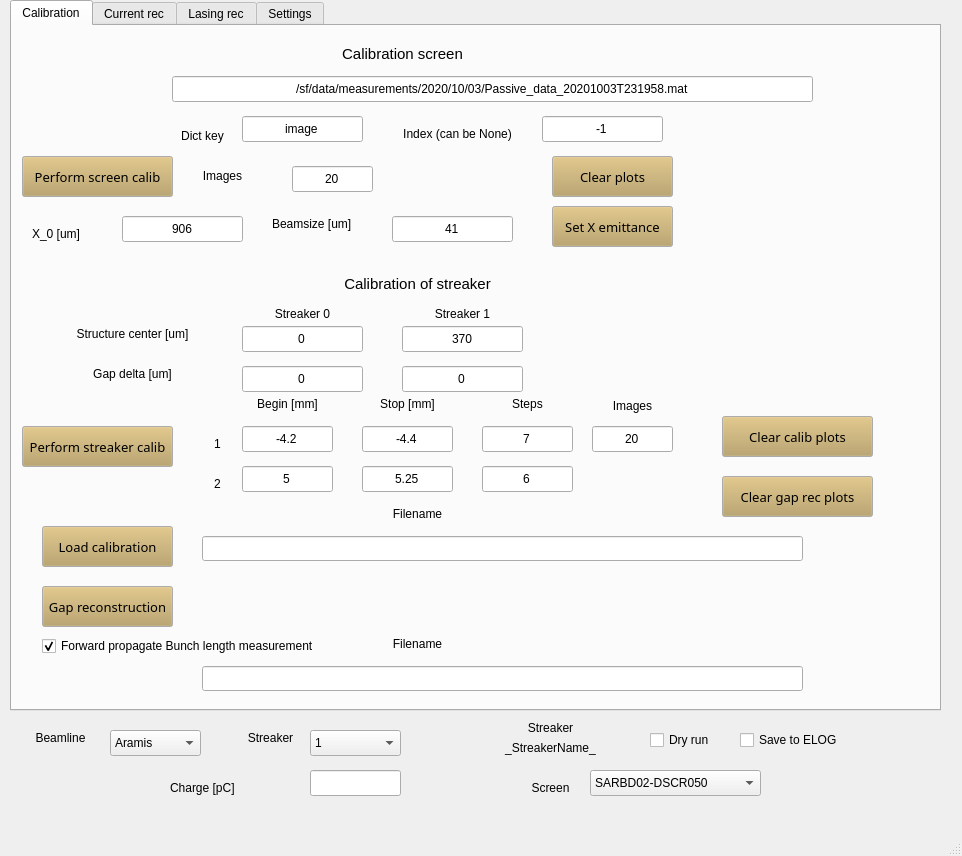
Before: the Qt Designer form gui.ui in pdijksta/PassiveWFMeasurement, drawn with Qt 5.
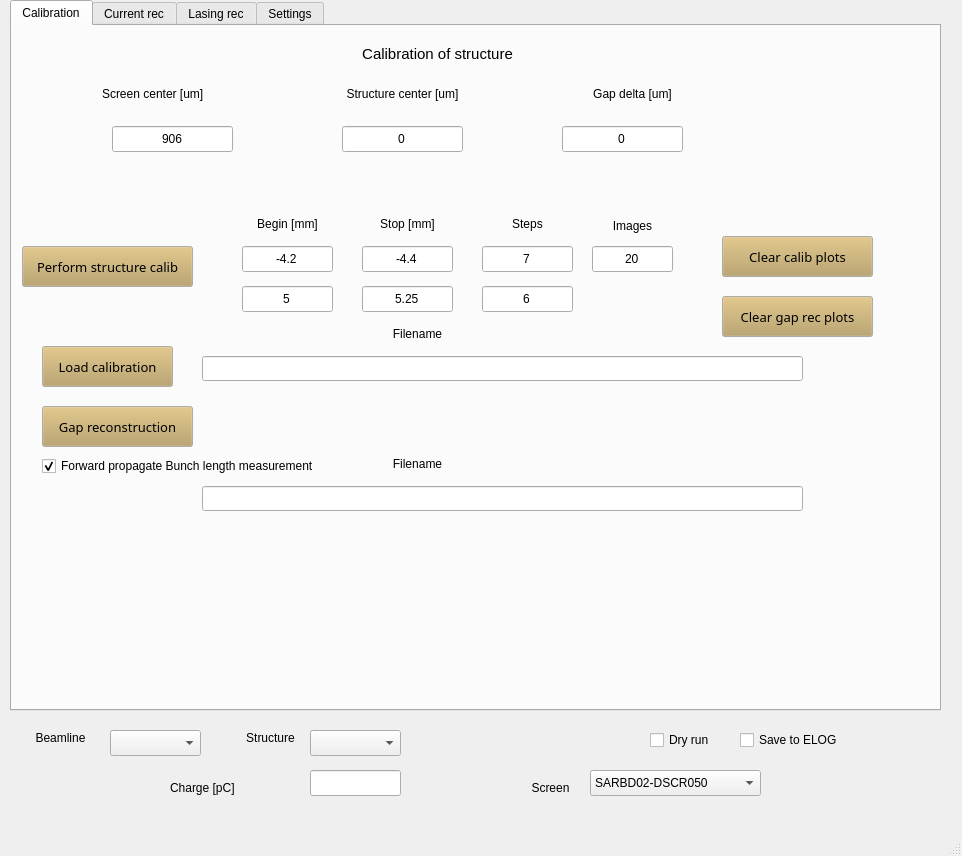
After: the same form once the commit is applied. The open tabs and pages were chosen to show the change.

Diff of the .ui file:
```diff
--- a/gui.ui
+++ b/gui.ui
@@ -33,104 +33,8 @@
      <widget class="QLineEdit" name="ImportCalibration">
       <property name="geometry">
        <rect>
-        <x>160</x>
-        <y>50</y>
-        <width>641</width>
-        <height>26</height>
-       </rect>
-      </property>
-      <property name="text">
-       <string>/sf/data/measurements/2020/10/03/Passive_data_20201003T231958.mat</string>
-      </property>
-      <property name="alignment">
-       <set>Qt::AlignCenter</set>
-      </property>
-     </widget>
-     <widget class="QLineEdit" name="ImportCalibrationKey">
-      <property name="geometry">
-       <rect>
-        <x>230</x>
-        <y>90</y>
-        <width>121</width>
-        <height>26</height>
-       </rect>
-      </property>
-      <property name="text">
-       <string>image</string>
-      </property>
-      <property name="alignment">
-       <set>Qt::AlignCenter</set>
-      </property>
-     </widget>
-     <widget class="QLabel" name="label_5">
-      <property name="geometry">
-       <rect>
-        <x>160</x>
+        <x>100</x>
         <y>100</y>
-        <width>61</width>
-        <height>20</height>
-       </rect>
-      </property>
-      <property name="text">
-       <string>Dict key</string>
-      </property>
-      <property name="alignment">
-       <set>Qt::AlignCenter</set>
-      </property>
-     </widget>
-     <widget class="QLabel" name="label_6">
-      <property name="geometry">
-       <rect>
-        <x>370</x>
-        <y>100</y>
-        <width>151</width>
-        <height>16</height>
-       </rect>
-      </property>
-      <property name="text">
-       <string>Index (can be None)</string>
-      </property>
-      <property name="alignment">
-       <set>Qt::AlignCenter</set>
-      </property>
-     </widget>
-     <widget class="QLineEdit" name="ImportCalibrationIndex">
-      <property name="geometry">
-       <rect>
-        <x>530</x>
-        <y>90</y>
-        <width>121</width>
-        <height>26</height>
-       </rect>
-      </property>
-      <property name="text">
-       <string>-1</string>
-      </property>
-      <property name="alignment">
-       <set>Qt::AlignCenter</set>
-      </property>
-     </widget>
-     <widget class="QLabel" name="label_18">
-      <property name="geometry">
-       <rect>
-        <x>260</x>
-        <y>190</y>
-        <width>111</width>
-        <height>16</height>
-       </rect>
-      </property>
-      <property name="text">
-       <string>Beamsize [um]</string>
-      </property>
-      <property name="alignment">
-       <set>Qt::AlignLeading|Qt::AlignLeft|Qt::AlignVCenter</set>
-      </property>
-     </widget>
-     <widget class="QLineEdit" name="DirectCalibration">
-      <property name="geometry">
-       <rect>
-        <x>110</x>
-        <y>190</y>
         <width>121</width>
         <height>26</height>
        </rect>
@@ -142,243 +46,27 @@
        <set>Qt::AlignCenter</set>
       </property>
      </widget>
-     <widget class="QLineEdit" name="CalibrateScreenImages">
-      <property name="geometry">
-       <rect>
-        <x>280</x>
-        <y>140</y>
-        <width>81</width>
-        <height>26</height>
-       </rect>
-      </property>
-      <property name="text">
-       <string>20</string>
-      </property>
-      <property name="alignment">
-       <set>Qt::AlignCenter</set>
-      </property>
-     </widget>
-     <widget class="QLabel" name="label_52">
-      <property name="geometry">
-       <rect>
-        <x>170</x>
-        <y>140</y>
-        <width>81</width>
-        <height>20</height>
-       </rect>
-      </property>
-      <property name="text">
-       <string>Images</string>
-      </property>
-      <property name="alignment">
-       <set>Qt::AlignCenter</set>
-      </property>
-     </widget>
-     <widget class="QPushButton" name="CalibrateScreen">
-      <property name="geometry">
-       <rect>
-        <x>10</x>
-        <y>130</y>
-        <width>151</width>
-        <height>41</height>
-       </rect>
-      </property>
-      <property name="palette">
-       <palette>
-        <active>
-         <colorrole role="Button">
-          <brush brushstyle="SolidPattern">
-           <color alpha="255">
-            <red>183</red>
-            <green>157</green>
-            <blue>92</blue>
-           </color>
-          </brush>
-         </colorrole>
-        </active>
-        <inactive>
-         <colorrole role="Button">
-          <brush brushstyle="SolidPattern">
-           <color alpha="255">
-            <red>183</red>
-            <green>157</green>
-            <blue>92</blue>
-           </color>
-          </brush>
-         </colorrole>
-        </inactive>
-        <disabled>
-         <colorrole role="Button">
-          <brush brushstyle="SolidPattern">
-           <color alpha="255">
-            <red>183</red>
-            <green>157</green>
-            <blue>92</blue>
-           </color>
-          </brush>
-         </colorrole>
-        </disabled>
-       </palette>
-      </property>
-      <property name="font">
-       <font>
-        <family>Sans Serif</family>
-        <pointsize>10</pointsize>
-       </font>
-      </property>
-      <property name="text">
-       <string>Perform screen calib</string>
-      </property>
-     </widget>
-     <widget class="QPushButton" name="ClearScreenPlots">
-      <property name="geometry">
-       <rect>
-        <x>540</x>
-        <y>130</y>
-        <width>121</width>
-        <height>41</height>
-       </rect>
-      </property>
-      <property name="palette">
-       <palette>
-        <active>
-         <colorrole role="Button">
-          <brush brushstyle="SolidPattern">
-           <color alpha="255">
-            <red>183</red>
-            <green>157</green>
-            <blue>92</blue>
-           </color>
-          </brush>
-         </colorrole>
-        </active>
-        <inactive>
-         <colorrole role="Button">
-          <brush brushstyle="SolidPattern">
-           <color alpha="255">
-            <red>183</red>
-            <green>157</green>
-            <blue>92</blue>
-           </color>
-          </brush>
-         </colorrole>
-        </inactive>
-        <disabled>
-         <colorrole role="Button">
-          <brush brushstyle="SolidPattern">
-           <color alpha="255">
-            <red>183</red>
-            <green>157</green>
-            <blue>92</blue>
-           </color>
-          </brush>
-         </colorrole>
-        </disabled>
-       </palette>
-      </property>
-      <property name="font">
-       <font>
-        <family>Sans Serif</family>
-        <pointsize>10</pointsize>
-       </font>
-      </property>
-      <property name="text">
-       <string>Clear plots</string>
-      </property>
-     </widget>
-     <widget class="QLineEdit" name="DirectBeamsizeScreen">
-      <property name="geometry">
-       <rect>
-        <x>380</x>
-        <y>190</y>
-        <width>121</width>
-        <height>26</height>
-       </rect>
-      </property>
-      <property name="text">
-       <string>41</string>
-      </property>
-      <property name="alignment">
-       <set>Qt::AlignCenter</set>
-      </property>
-     </widget>
      <widget class="QLabel" name="label_53">
       <property name="geometry">
        <rect>
-        <x>20</x>
-        <y>200</y>
-        <width>71</width>
+        <x>90</x>
+        <y>60</y>
+        <width>131</width>
         <height>16</height>
        </rect>
       </property>
       <property name="text">
-       <string>X_0 [um]</string>
+       <string>Screen center [um]</string>
       </property>
       <property name="alignment">
        <set>Qt::AlignLeading|Qt::AlignLeft|Qt::AlignVCenter</set>
       </property>
      </widget>
-     <widget class="QPushButton" name="SetXEmittance">
-      <property name="geometry">
-       <rect>
-        <x>540</x>
-        <y>180</y>
-        <width>121</width>
-        <height>41</height>
-       </rect>
-      </property>
-      <property name="palette">
-       <palette>
-        <active>
-         <colorrole role="Button">
-          <brush brushstyle="SolidPattern">
-           <color alpha="255">
-            <red>183</red>
-            <green>157</green>
-            <blue>92</blue>
-           </color>
-          </brush>
-         </colorrole>
-        </active>
-        <inactive>
-         <colorrole role="Button">
-          <brush brushstyle="SolidPattern">
-           <color alpha="255">
-            <red>183</red>
-            <green>157</green>
-            <blue>92</blue>
-           </color>
-          </brush>
-         </colorrole>
-        </inactive>
-        <disabled>
-         <colorrole role="Button">
-          <brush brushstyle="SolidPattern">
-           <color alpha="255">
-            <red>183</red>
-            <green>157</green>
-            <blue>92</blue>
-           </color>
-          </brush>
-         </colorrole>
-        </disabled>
-       </palette>
-      </property>
-      <property name="font">
-       <font>
-        <family>Sans Serif</family>
-        <pointsize>10</pointsize>
-       </font>
-      </property>
-      <property name="text">
-       <string>Set X emittance</string>
-      </property>
-     </widget>
      <widget class="QPushButton" name="ClearCalibPlots">
       <property name="geometry">
        <rect>
         <x>710</x>
-        <y>390</y>
+        <y>210</y>
         <width>151</width>
         <height>41</height>
        </rect>
@@ -433,8 +121,8 @@
      <widget class="QLabel" name="label_19">
       <property name="geometry">
        <rect>
-        <x>40</x>
-        <y>300</y>
+        <x>310</x>
+        <y>60</y>
         <width>161</width>
         <height>16</height>
        </rect>
@@ -449,8 +137,8 @@
      <widget class="QLabel" name="label_29">
       <property name="geometry">
        <rect>
-        <x>310</x>
-        <y>250</y>
+        <x>330</x>
+        <y>20</y>
         <width>191</width>
         <height>16</height>
        </rect>
@@ -461,7 +149,7 @@
        </font>
       </property>
       <property name="text">
-       <string>Calibration of streaker</string>
+       <string>Calibration of structure</string>
       </property>
       <property name="alignment">
        <set>Qt::AlignCenter</set>
@@ -471,7 +159,7 @@
       <property name="geometry">
        <rect>
         <x>230</x>
-        <y>370</y>
+        <y>190</y>
         <width>91</width>
         <height>16</height>
        </rect>
@@ -487,7 +175,7 @@
       <property name="geometry">
        <rect>
         <x>350</x>
-        <y>400</y>
+        <y>220</y>
         <width>91</width>
         <height>26</height>
        </rect>
@@ -503,7 +191,7 @@
       <property name="geometry">
        <rect>
         <x>470</x>
-        <y>370</y>
+        <y>190</y>
         <width>91</width>
         <height>16</height>
        </rect>
@@ -515,27 +203,11 @@
        <set>Qt::AlignCenter</set>
       </property>
      </widget>
-     <widget class="QLabel" name="label_48">
-      <property name="geometry">
-       <rect>
-        <x>180</x>
-        <y>450</y>
-        <width>51</width>
-        <height>16</height>
-       </rect>
-      </property>
-      <property name="text">
-       <string>2</string>
-      </property>
-      <property name="alignment">
-       <set>Qt::AlignCenter</set>
-      </property>
-     </widget>
      <widget class="QLabel" name="label_51">
       <property name="geometry">
        <rect>
         <x>580</x>
-        <y>370</y>
+        <y>190</y>
         <width>81</width>
         <height>20</height>
        </rect>
@@ -551,8 +223,8 @@
       <property name="geometry">
        <rect>
         <x>10</x>
-        <y>400</y>
-        <width>151</width>
+        <y>220</y>
+        <width>171</width>
         <height>41</height>
        </rect>
       </property>
@@ -600,14 +272,14 @@
        </font>
       </property>
       <property name="text">
-       <string>Perform streaker calib</string>
+       <string>Perform structure calib</string>
       </property>
      </widget>
      <widget class="QLineEdit" name="StreakerDirect0">
       <property name="geometry">
        <rect>
-        <x>230</x>
-        <y>300</y>
+        <x>330</x>
+        <y>100</y>
         <width>121</width>
         <height>26</height>
        </rect>
@@ -623,7 +295,7 @@
       <property name="geometry">
        <rect>
         <x>580</x>
-        <y>400</y>
+        <y>220</y>
         <width>81</width>
         <height>26</height>
        </rect>
@@ -635,43 +307,11 @@
        <set>Qt::AlignCenter</set>
       </property>
      </widget>
-     <widget class="QLabel" name="label_26">
-      <property name="geometry">
-       <rect>
-        <x>390</x>
-        <y>280</y>
-        <width>121</width>
-        <height>16</height>
-       </rect>
-      </property>
-      <property name="text">
-       <string>Streaker 1</string>
-      </property>
-      <property name="alignment">
-       <set>Qt::AlignCenter</set>
-      </property>
-     </widget>
-     <widget class="QLabel" name="label_47">
-      <property name="geometry">
-       <rect>
-        <x>180</x>
-        <y>410</y>
-        <width>51</width>
-        <height>16</height>
-       </rect>
-      </property>
-      <property name="text">
-       <string>1</string>
-      </property>
-      <property name="alignment">
-       <set>Qt::AlignCenter</set>
-      </property>
-     </widget>
      <widget class="QLineEdit" name="Range2Stop">
       <property name="geometry">
        <rect>
         <x>350</x>
-        <y>440</y>
+        <y>260</y>
         <width>91</width>
         <height>26</height>
        </rect>
@@ -687,7 +327,7 @@
       <property name="geometry">
        <rect>
         <x>470</x>
-        <y>400</y>
+        <y>220</y>
         <width>91</width>
         <height>26</height>
        </rect>
@@ -703,7 +343,7 @@
       <property name="geometry">
        <rect>
         <x>470</x>
-        <y>440</y>
+        <y>260</y>
         <width>91</width>
         <height>26</height>
        </rect>
@@ -719,7 +359,7 @@
       <property name="geometry">
        <rect>
         <x>30</x>
-        <y>500</y>
+        <y>320</y>
         <width>131</width>
         <height>41</height>
        </rect>
@@ -775,7 +415,7 @@
       <property name="geometry">
        <rect>
         <x>360</x>
-        <y>480</y>
+        <y>300</y>
         <width>91</width>
         <height>16</height>
        </rect>
@@ -791,7 +431,7 @@
       <property name="geometry">
        <rect>
         <x>230</x>
-        <y>400</y>
+        <y>220</y>
         <width>91</width>
         <height>26</height>
        </rect>
@@ -803,27 +443,11 @@
        <set>Qt::AlignCenter</set>
       </property>
      </widget>
-     <widget class="QLineEdit" name="StreakerDirect1">
-      <property name="geometry">
-       <rect>
-        <x>390</x>
-        <y>300</y>
-        <width>121</width>
-        <height>26</height>
-       </rect>
-      </property>
-      <property name="text">
-       <string>370</string>
-      </property>
-      <property name="alignment">
-       <set>Qt::AlignCenter</set>
-      </property>
-     </widget>
      <widget class="QLineEdit" name="LoadCalibrationFilename">
       <property name="geometry">
        <rect>
         <x>190</x>
-        <y>510</y>
+        <y>330</y>
         <width>601</width>
         <height>25</height>
        </rect>
@@ -839,7 +463,7 @@
       <property name="geometry">
        <rect>
         <x>230</x>
-        <y>440</y>
+        <y>260</y>
         <width>91</width>
         <height>26</height>
        </rect>
@@ -851,27 +475,11 @@
        <set>Qt::AlignCenter</set>
       </property>
      </widget>
-     <widget class="QLabel" name="label_25">
-      <property name="geometry">
-       <rect>
-        <x>230</x>
-        <y>280</y>
-        <width>121</width>
-        <height>16</height>
-       </rect>
-      </property>
-      <property name="text">
-       <string>Streaker 0</string>
-      </property>
-      <property name="alignment">
-       <set>Qt::AlignCenter</set>
-      </property>
-     </widget>
      <widget class="QLabel" name="label_45">
       <property name="geometry">
        <rect>
         <x>350</x>
-        <y>370</y>
+        <y>190</y>
         <width>91</width>
         <height>16</height>
        </rect>
@@ -883,32 +491,11 @@
        <set>Qt::AlignCenter</set>
       </property>
      </widget>
-     <widget class="QLabel" name="label_42">
-      <property name="geometry">
-       <rect>
-        <x>310</x>
-        <y>20</y>
-        <width>161</width>
-        <height>16</height>
-       </rect>
-      </property>
-      <property name="font">
-       <font>
-        <pointsize>11</pointsize>
-       </font>
-      </property>
-      <property name="text">
-       <string>Calibration screen</string>
-      </property>
-      <property name="alignment">
-       <set>Qt::AlignCenter</set>
-      </property>
-     </widget>
      <widget class="QCheckBox" name="ForwardBlmeasCheck">
       <property name="geometry">
        <rect>
         <x>30</x>
-        <y>610</y>
+        <y>430</y>
         <width>321</width>
         <height>20</height>
        </rect>
@@ -924,7 +511,7 @@
       <property name="geometry">
        <rect>
         <x>190</x>
-        <y>640</y>
+        <y>460</y>
         <width>601</width>
         <height>25</height>
        </rect>
@@ -940,7 +527,7 @@
       <property name="geometry">
        <rect>
         <x>360</x>
-        <y>610</y>
+        <y>430</y>
         <width>91</width>
         <height>16</height>
        </rect>
@@ -956,8 +543,8 @@
       <property name="geometry">
        <rect>
         <x>30</x>
-        <y>560</y>
-        <width>131</width>
+        <y>380</y>
+        <width>151</width>
         <height>41</height>
        </rect>
       </property>
@@ -1012,7 +599,7 @@
       <property name="geometry">
        <rect>
         <x>710</x>
-        <y>450</y>
+        <y>270</y>
         <width>151</width>
         <height>41</height>
        </rect>
@@ -1067,8 +654,8 @@
      <widget class="QLabel" name="label_22">
       <property name="geometry">
        <rect>
-        <x>40</x>
-        <y>340</y>
+        <x>540</x>
+        <y>60</y>
         <width>161</width>
         <height>16</height>
        </rect>
@@ -1083,24 +670,8 @@
      <widget class="QLineEdit" name="StreakerGapDelta0">
       <property name="geometry">
        <rect>
-        <x>230</x>
-        <y>340</y>
-        <width>121</width>
-        <height>26</height>
-       </rect>
-      </property>
-      <property name="text">
-       <string>0</string>
-      </property>
-      <property name="alignment">
-       <set>Qt::AlignCenter</set>
-      </property>
-     </widget>
-     <widget class="QLineEdit" name="StreakerGapDelta1">
-      <property name="geometry">
-       <rect>
-        <x>390</x>
-        <y>340</y>
+        <x>550</x>
+        <y>100</y>
         <width>121</width>
         <height>26</height>
        </rect>
@@ -2808,18 +2379,8 @@
      </rect>
     </property>
     <property name="currentIndex">
-     <number>0</number>
+     <number>-1</number>
     </property>
-    <item>
-     <property name="text">
-      <string>1</string>
-     </property>
-    </item>
-    <item>
-     <property name="text">
-      <string>0</string>
-     </property>
-    </item>
    </widget>
    <widget class="QLabel" name="label_20">
     <property name="geometry">
@@ -2831,7 +2392,7 @@
      </rect>
     </property>
     <property name="text">
-     <string>Streaker</string>
+     <string>Structure</string>
     </property>
     <property name="alignment">
      <set>Qt::AlignCenter</set>
@@ -2847,18 +2408,8 @@
      </rect>
     </property>
     <property name="currentIndex">
-     <number>0</number>
+     <number>-1</number>
     </property>
-    <item>
-     <property name="text">
-      <string>Aramis</string>
-     </property>
-    </item>
-    <item>
-     <property name="text">
-      <string>Athos</string>
-     </property>
-    </item>
    </widget>
    <widget class="QLabel" name="label_21">
     <property name="geometry">
@@ -2876,38 +2427,6 @@
      <set>Qt::AlignCenter</set>
     </property>
    </widget>
-   <widget class="QLabel" name="StreakerName">
-    <property name="geometry">
-     <rect>
-      <x>470</x>
-      <y>740</y>
-      <width>161</width>
-      <height>16</height>
-     </rect>
-    </property>
-    <property name="text">
-     <string>_StreakerName_</string>
-    </property>
-    <property name="alignment">
-     <set>Qt::AlignCenter</set>
-    </property>
-   </widget>
-   <widget class="QLabel" name="label_43">
-    <property name="geometry">
-     <rect>
-      <x>490</x>
-      <y>720</y>
-      <width>121</width>
-      <height>16</height>
-     </rect>
-    </property>
-    <property name="text">
-     <string>Streaker</string>
-    </property>
-    <property name="alignment">
-     <set>Qt::AlignCenter</set>
-    </property>
-   </widget>
    <widget class="QCheckBox" name="DryRun">
     <property name="geometry">
      <rect>
```
Left out of the diff: 222 changed lines with no effect on the pictures.
